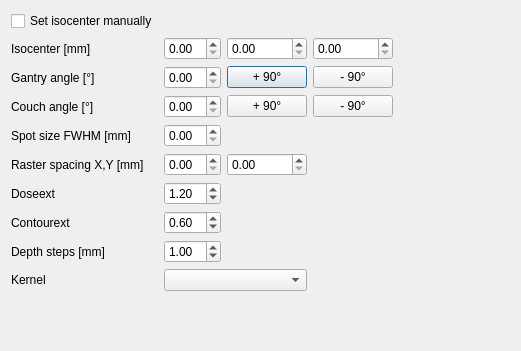
Before: the Qt Designer form pytripgui/view/field.ui in pytrip/pytripgui, drawn with Qt 5.
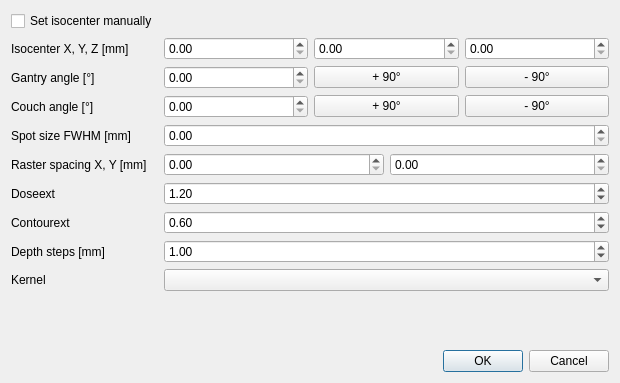
After: the same form once the commit is applied.

Commit message: refactory: field editor to mvc pattern

What changed in the file:
```diff
--- a/pytripgui/view/field.ui
+++ b/pytripgui/view/field.ui
@@ -6,16 +6,157 @@
    <rect>
     <x>0</x>
     <y>0</y>
-    <width>521</width>
-    <height>351</height>
+    <width>620</width>
+    <height>383</height>
    </rect>
   </property>
+  <property name="sizePolicy">
+   <sizepolicy hsizetype="Preferred" vsizetype="Maximum">
+    <horstretch>0</horstretch>
+    <verstretch>10</verstretch>
+   </sizepolicy>
+  </property>
   <property name="windowTitle">
    <string>Field</string>
   </property>
-  <layout class="QGridLayout" name="gridLayout">
+  <layout class="QFormLayout" name="formLayout">
+   <item row="0" column="0">
+    <widget class="QCheckBox" name="manualIsocenter_checkBox">
+     <property name="text">
+      <string>Set isocenter manually</string>
+     </property>
+    </widget>
+   </item>
+   <item row="1" column="0">
+    <widget class="QLabel" name="isocenter_label">
+     <property name="text">
+      <string>Isocenter X, Y, Z [mm]</string>
+     </property>
+    </widget>
+   </item>
+   <item row="1" column="1">
+    <layout class="QHBoxLayout" name="isocenterSection">
+     <item>
+      <widget class="QDoubleSpinBox" name="isocenterX_doubleSpinBox"/>
+     </item>
+     <item>
+      <widget class="QDoubleSpinBox" name="isocenterY_doubleSpinBox"/>
+     </item>
+     <item>
+      <widget class="QDoubleSpinBox" name="isocenterZ_doubleSpinBox"/>
+     </item>
+    </layout>
+   </item>
+   <item row="2" column="0">
+    <widget class="QLabel" name="gantry_label">
+     <property name="text">
+      <string>Gantry angle [°]</string>
+     </property>
+    </widget>
+   </item>
+   <item row="2" column="1">
+    <layout class="QHBoxLayout" name="gantryAngleSection">
+     <item>
+      <widget class="QDoubleSpinBox" name="gantry_doubleSpinBox"/>
+     </item>
+     <item>
+      <widget class="QPushButton" name="gantry_pushButton_p90">
+       <property name="text">
+        <string>+ 90°</string>
+       </property>
+      </widget>
+     </item>
+     <item>
+      <widget class="QPushButton" name="gantry_pushButton_m90">
+       <property name="text">
+        <string>- 90°</string>
+       </property>
+      </widget>
+     </item>
+    </layout>
+   </item>
+   <item row="3" column="0">
+    <widget class="QLabel" name="couch_label">
+     <property name="text">
+      <string>Couch angle [°]</string>
+     </property>
+    </widget>
+   </item>
    <item row="3" column="1">
-    <widget class="QDoubleSpinBox" name="couch_doubleSpinBox"/>
+    <layout class="QHBoxLayout" name="couchAngleSection">
+     <item>
+      <widget class="QDoubleSpinBox" name="couch_doubleSpinBox"/>
+     </item>
+     <item>
+      <widget class="QPushButton" name="couch_pushButton_p90">
+       <property name="text">
+        <string>+ 90°</string>
+       </property>
+      </widget>
+     </item>
+     <item>
+      <widget class="QPushButton" name="couch_pushButton_m90">
+       <property name="text">
+        <string>- 90°</string>
+       </property>
+      </widget>
+     </item>
+    </layout>
+   </item>
+   <item row="4" column="0">
+    <widget class="QLabel" name="spotSize_label">
+     <property name="text">
+      <string>Spot size FWHM [mm]</string>
+     </property>
+    </widget>
+   </item>
+   <item row="4" column="1">
+    <widget class="QDoubleSpinBox" name="spotSize_doubleSpinBox"/>
+   </item>
+   <item row="5" column="0">
+    <widget class="QLabel" name="rasterSpace_label">
+     <property name="text">
+      <string>Raster spacing X, Y [mm]</string>
+     </property>
+    </widget>
+   </item>
+   <item row="5" column="1">
+    <layout class="QHBoxLayout" name="rasterSpacingSection">
+     <item>
+      <widget class="QDoubleSpinBox" name="rasterSpaceX_doubleSpinBox"/>
+     </item>
+     <item>
+      <widget class="QDoubleSpinBox" name="rasterSpaceY_doubleSpinBox"/>
+     </item>
+    </layout>
+   </item>
+   <item row="6" column="0">
+    <widget class="QLabel" name="doseext_label">
+     <property name="text">
+      <string>Doseext</string>
+     </property>
+    </widget>
+   </item>
+   <item row="6" column="1">
+    <widget class="QDoubleSpinBox" name="doseext_doubleSpinBox">
+     <property name="value">
+      <double>1.200000000000000</double>
+     </property>
+    </widget>
+   </item>
+   <item row="7" column="0">
+    <widget class="QLabel" name="contourext_label">
+     <property name="text">
+      <string>Contourext</string>
+     </property>
+    </widget>
+   </item>
+   <item row="7" column="1">
+    <widget class="QDoubleSpinBox" name="contourext_doubleSpinBox">
+     <property name="value">
+      <double>0.600000000000000</double>
+     </property>
+    </widget>
    </item>
    <item row="8" column="0">
     <widget class="QLabel" name="depthStep_label">
@@ -34,87 +175,6 @@
      </property>
     </widget>
    </item>
-   <item row="10" column="0">
-    <spacer name="verticalSpacer">
-     <property name="orientation">
-      <enum>Qt::Vertical</enum>
-     </property>
-     <property name="sizeHint" stdset="0">
-      <size>
-       <width>20</width>
-       <height>43</height>
-      </size>
-     </property>
-    </spacer>
-   </item>
-   <item row="0" column="0">
-    <widget class="QCheckBox" name="manualIsocenter_checkBox">
-     <property name="text">
-      <string>Set isocenter manually</string>
-     </property>
-    </widget>
-   </item>
-   <item row="2" column="1">
-    <widget class="QDoubleSpinBox" name="gantry_doubleSpinBox"/>
-   </item>
-   <item row="7" column="0">
-    <widget class="QLabel" name="contourext_label">
-     <property name="text">
-      <string>Contourext</string>
-     </property>
-    </widget>
-   </item>
-   <item row="6" column="0">
-    <widget class="QLabel" name="doseext_label">
-     <property name="text">
-      <string>Doseext</string>
-     </property>
-    </widget>
-   </item>
-   <item row="2" column="2">
-    <widget class="QPushButton" name="gantry_pushButton_p90">
-     <property name="text">
-      <string>+ 90°</string>
-     </property>
-    </widget>
-   </item>
-   <item row="4" column="0">
-    <widget class="QLabel" name="spotSize_label">
-     <property name="text">
-      <string>Spot size FWHM [mm]</string>
-     </property>
-    </widget>
-   </item>
-   <item row="2" column="0">
-    <widget class="QLabel" name="gantry_label">
-     <property name="text">
-      <string>Gantry angle [°]</string>
-     </property>
-    </widget>
-   </item>
-   <item row="1" column="0">
-    <widget class="QLabel" name="isocenter_label">
-     <property name="text">
-      <string>Isocenter [mm]</string>
-     </property>
-    </widget>
-   </item>
-   <item row="9" column="1" colspan="2">
-    <widget class="QComboBox" name="kernel_comboBox"/>
-   </item>
-   <item row="5" column="2">
-    <widget class="QDoubleSpinBox" name="rasterSpaceY_doubleSpinBox"/>
-   </item>
-   <item row="1" column="1">
-    <widget class="QDoubleSpinBox" name="isocenterX_doubleSpinBox"/>
-   </item>
-   <item row="3" column="3">
-    <widget class="QPushButton" name="couch_pushButton_m90">
-     <property name="text">
-      <string>- 90°</string>
-     </property>
-    </widget>
-   </item>
    <item row="9" column="0">
     <widget class="QLabel" name="kernel_label">
      <property name="text">
@@ -122,69 +182,25 @@
      </property>
     </widget>
    </item>
-   <item row="7" column="1">
-    <widget class="QDoubleSpinBox" name="contourext_doubleSpinBox">
-     <property name="value">
-      <double>0.600000000000000</double>
-     </property>
-    </widget>
+   <item row="9" column="1">
+    <widget class="QComboBox" name="kernel_comboBox"/>
    </item>
-   <item row="1" column="3">
-    <widget class="QDoubleSpinBox" name="isocenterZ_doubleSpinBox"/>
-   </item>
-   <item row="6" column="1">
-    <widget class="QDoubleSpinBox" name="doseext_doubleSpinBox">
-     <property name="value">
-      <double>1.200000000000000</double>
+   <item row="11" column="1">
+    <widget class="QDialogButtonBox" name="accept_ButtonBox">
+     <property name="standardButtons">
+      <set>QDialogButtonBox::Cancel|QDialogButtonBox::Ok</set>
      </property>
     </widget>
    </item>
-   <item row="2" column="3">
-    <widget class="QPushButton" name="gantry_pushButton_m90">
-     <property name="text">
-      <string>- 90°</string>
-     </property>
-    </widget>
-   </item>
-   <item row="4" column="1">
-    <widget class="QDoubleSpinBox" name="spotSize_doubleSpinBox"/>
-   </item>
-   <item row="5" column="1">
-    <widget class="QDoubleSpinBox" name="rasterSpaceX_doubleSpinBox"/>
-   </item>
-   <item row="1" column="2">
-    <widget class="QDoubleSpinBox" name="isocenterY_doubleSpinBox"/>
-   </item>
-   <item row="3" column="0">
-    <widget class="QLabel" name="couch_label">
-     <property name="text">
-      <string>Couch angle [°]</string>
-     </property>
-    </widget>
-   </item>
-   <item row="3" column="2">
-    <widget class="QPushButton" name="couch_pushButton_p90">
-     <property name="text">
-      <string>+ 90°</string>
-     </property>
-    </widget>
-   </item>
-   <item row="5" column="0">
-    <widget class="QLabel" name="rasterSpace_label">
-     <property name="text">
-      <string>Raster spacing X,Y [mm]</string>
-     </property>
-    </widget>
-   </item>
-   <item row="1" column="4">
-    <spacer name="horizontalSpacer">
+   <item row="10" column="1">
+    <spacer name="verticalSpacer">
      <property name="orientation">
-      <enum>Qt::Horizontal</enum>
+      <enum>Qt::Vertical</enum>
      </property>
      <property name="sizeHint" stdset="0">
       <size>
-       <width>40</width>
-       <height>20</height>
+       <width>20</width>
+       <height>10</height>
       </size>
      </property>
     </spacer>
```
The commit also changes 6 other files.
